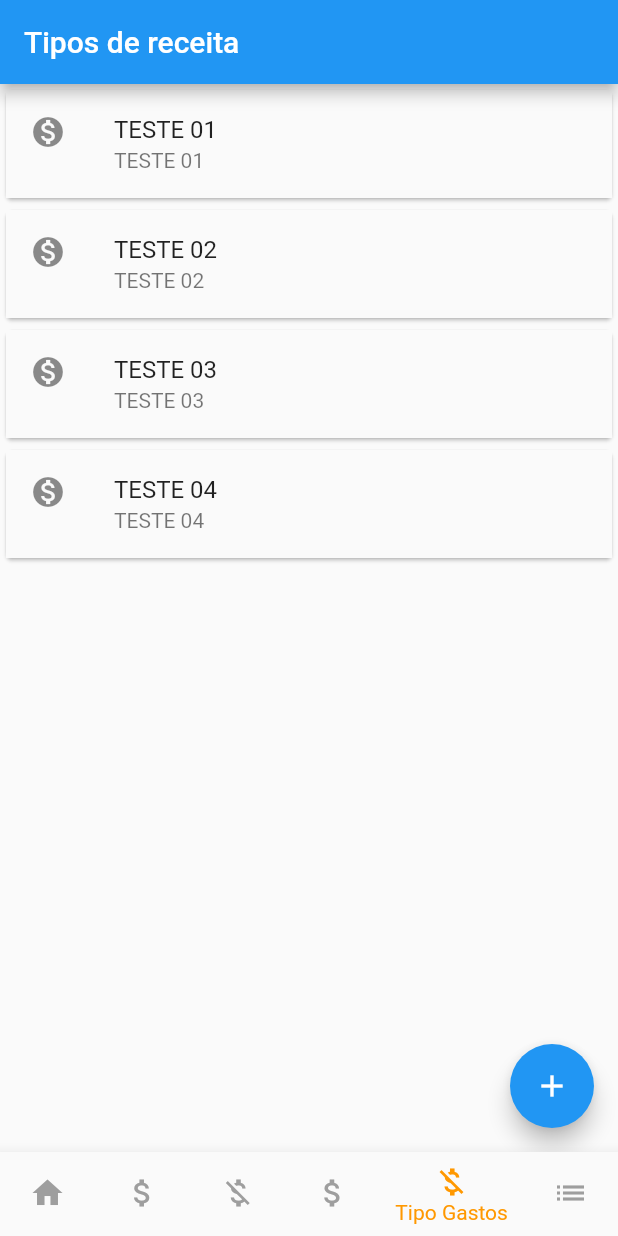
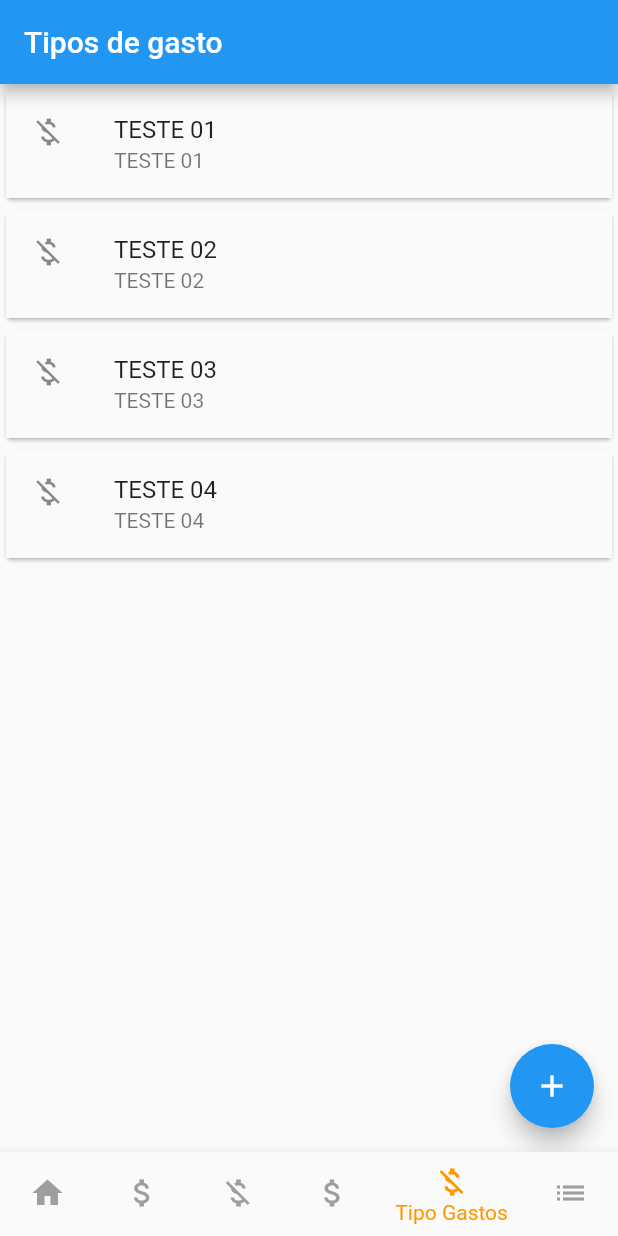
Before and after one commit to dealmeida-gabriel-1945/flutter-app-financeiro-des-mov, a Flutter app: the Navegar screen opened directly, item 5 of the bottom bar chosen, on a phone screen of 412 x 824 dp. Run offline on Flutter 3.47's test engine with Material 2 defaults, Android fonts, the phone set to English and light mode, and no system bars.

Commit message:
Criado telas de cadastro e listagem de tipos de gastos

```diff
--- a/lib/visao/menu.dart
+++ b/lib/visao/menu.dart
@@ -4,7 +4,7 @@ import 'package:login_screen/visao/gasto/cad_gasto.dart';
 import 'package:login_screen/visao/principal.dart';
 import 'package:login_screen/visao/receita/cad_receita.dart';
 import 'package:login_screen/visao/relatorios.dart';
-import 'package:login_screen/visao/tipo_gasto/cad_tipo_gasto.dart';
+import 'package:login_screen/visao/tipo_gasto/list_tipo_gasto.dart';
 import 'package:login_screen/visao/tipo_receita/list_tipo_receita.dart';
 
 //indice de seleção da tela
@@ -15,9 +15,8 @@ List<Widget> _stOptions = <Widget>[
   Principal(),
   CadGasto(),
   CadReceita(),
-  CadTipoGasto(),
-  // CadTipoReceita(),
   ListTipoReceita(),
+  ListTipoGasto(),
   Relatorios(),
 ];
 
--- /dev/null
+++ b/lib/visao/tipo_gasto/list_tipo_gasto.dart
@@ -0,0 +1,73 @@
+import 'package:flutter/material.dart';
+import 'package:login_screen/modelo/beans/tipo_gasto.dart';
+import 'package:login_screen/visao/tipo_gasto/cad_tipo_gasto.dart';
+import 'package:login_screen/visao/widgets/delete_edit_dialog_tipo_gasto.dart';
+
+class ListTipoGasto extends StatefulWidget {
+
+  final List<TipoGasto> _tipoDeGasto = [//TODO: mudar para pegar dados do banco
+    TipoGasto(id: 1, nome: 'TESTE 01', descricao: 'TESTE 01'),
+    TipoGasto(id: 2, nome: 'TESTE 02', descricao: 'TESTE 02'),
+    TipoGasto(id: 3, nome: 'TESTE 03', descricao: 'TESTE 03'),
+    TipoGasto(id: 4, nome: 'TESTE 04', descricao: 'TESTE 04'),
+  ];
+
+  @override
+  State<ListTipoGasto> createState() => _ListTipoGastoState();
+}
+
+class _ListTipoGastoState extends State<ListTipoGasto> {
+  @override
+  Widget build(BuildContext context) {
+    return Scaffold(
+      appBar: AppBar(
+        title: const Text('Tipos de gasto'),
+      ),
+      body: ListView.builder(
+        itemCount: widget._tipoDeGasto.length,
+        itemBuilder: (context, index){
+          return ItemTipoGasto(widget._tipoDeGasto[index], context);
+        }
+      ),
+      floatingActionButton: FloatingActionButton(
+        child: const Icon(Icons.add),
+        onPressed: () {
+          Navigator.of(context)
+            .push(
+              MaterialPageRoute(builder: (context) => CadTipoGasto()
+            )
+          ).then((value) => debugPrint('Buscar tipos de gasto do banco')); //TODO
+        },
+      ),
+    );
+  }
+}
+
+class ItemTipoGasto extends StatelessWidget{
+
+  final TipoGasto _tipoReceita;
+  final _context;
+
+  ItemTipoGasto(this._tipoReceita, this._context);
+
+  @override
+  Widget build(BuildContext context) {
+    return Card(
+        child: Material(
+          child: InkWell(
+            onTap: () {
+              showDialog(
+                context: context,
+                builder: (context) => DeleteEditDialogTipoGasto(_tipoReceita)
+              );
+            },
+            child: ListTile(
+              leading: const Icon(Icons.money_off),
+              title: Text(_tipoReceita.nome),
+              subtitle: Text(_tipoReceita.descricao),
+            ),
+          ),
+        )
+    );
+  }
+}
--- a/lib/visao/tipo_receita/list_tipo_receita.dart
+++ b/lib/visao/tipo_receita/list_tipo_receita.dart
@@ -5,7 +5,7 @@ import 'package:login_screen/visao/widgets/delete_edit_dialog_tipo_receita.dart'
 
 class ListTipoReceita extends StatefulWidget {
 
-  final List<TipoReceita> _transferencias = [
+  final List<TipoReceita> _tiposDeReceita = [ //TODO: mudar para pegar dados do banco
     TipoReceita(id: 1, nome: 'TESTE 01', descricao: 'TESTE 01'),
     TipoReceita(id: 2, nome: 'TESTE 02', descricao: 'TESTE 02'),
     TipoReceita(id: 3, nome: 'TESTE 03', descricao: 'TESTE 03'),
@@ -24,9 +24,9 @@ class _ListTipoReceitaState extends State<ListTipoReceita> {
         title: const Text('Tipos de receita'),
       ),
       body: ListView.builder(
-        itemCount: widget._transferencias.length,
+        itemCount: widget._tiposDeReceita.length,
         itemBuilder: (context, index){
-          return ItemTipoReceita(widget._transferencias[index], context);
+          return ItemTipoReceita(widget._tiposDeReceita[index], context);
         }
       ),
       floatingActionButton: FloatingActionButton(
```
Also changed, not shown: lib/visao/widgets/delete_edit_dialog_tipo_gasto.dart (added, +44 -0 lines).
